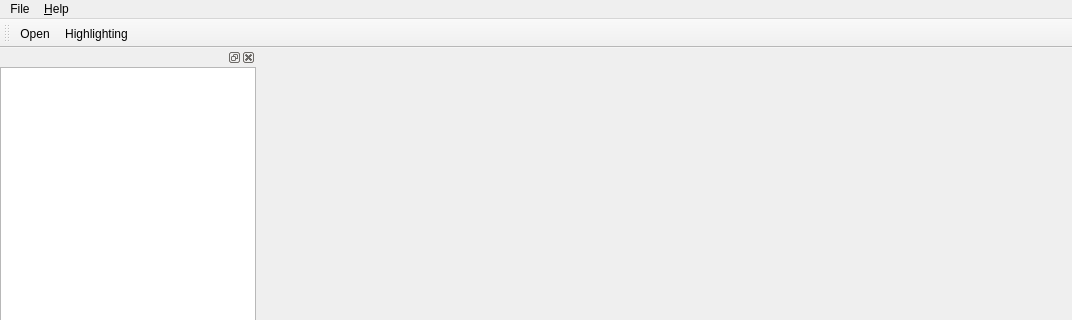
First picture: the form in src/gui/MainWindow.ui, repository tomvodi/QTail, before the edit; both pictures show x 0 to 1072 and y 0 to 320 of the 1072 by 798 pixel window.
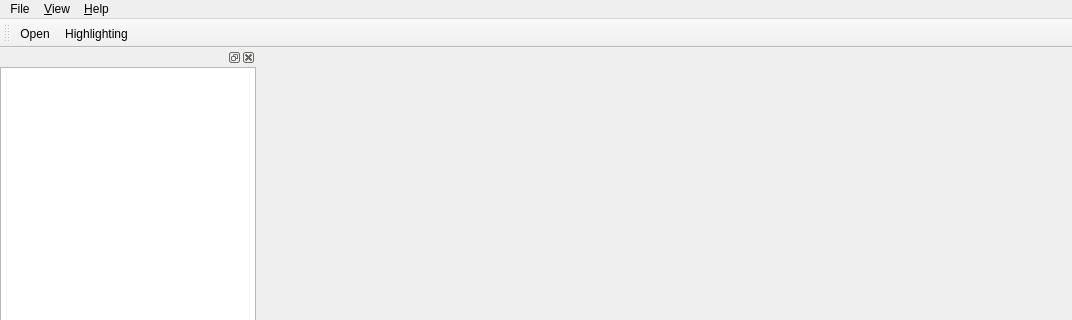
Second picture: the form after the edit. Icons and pictures are not drawn.

Commit message: menu for open file view visibility

```diff
--- a/src/gui/MainWindow.ui
+++ b/src/gui/MainWindow.ui
@@ -42,14 +42,27 @@
     <addaction name="actionOpen"/>
     <addaction name="menuRecentFiles"/>
    </widget>
-   <widget class="QMenu" name="menu_Help">
+   <widget class="QMenu" name="menuHelp">
     <property name="title">
      <string>&amp;Help</string>
     </property>
     <addaction name="actionAbout"/>
    </widget>
+   <widget class="QMenu" name="menuView">
+    <property name="title">
+     <string>&amp;View</string>
+    </property>
+    <widget class="QMenu" name="menuWindows">
+     <property name="title">
+      <string>Windows</string>
+     </property>
+     <addaction name="actionShowOpenFiles"/>
+    </widget>
+    <addaction name="menuWindows"/>
+   </widget>
    <addaction name="menuFile"/>
-   <addaction name="menu_Help"/>
+   <addaction name="menuView"/>
+   <addaction name="menuHelp"/>
   </widget>
   <widget class="QToolBar" name="mainToolBar">
    <property name="toolButtonStyle">
```
Left out of the diff: 43 changed lines with no effect on the pictures.
